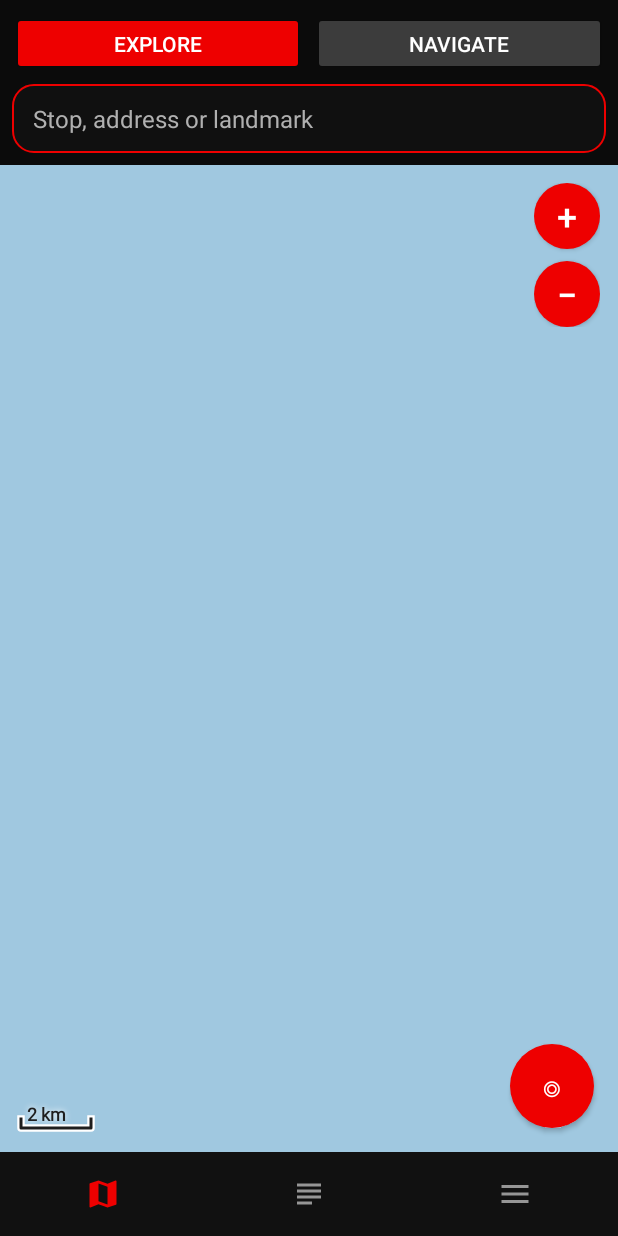
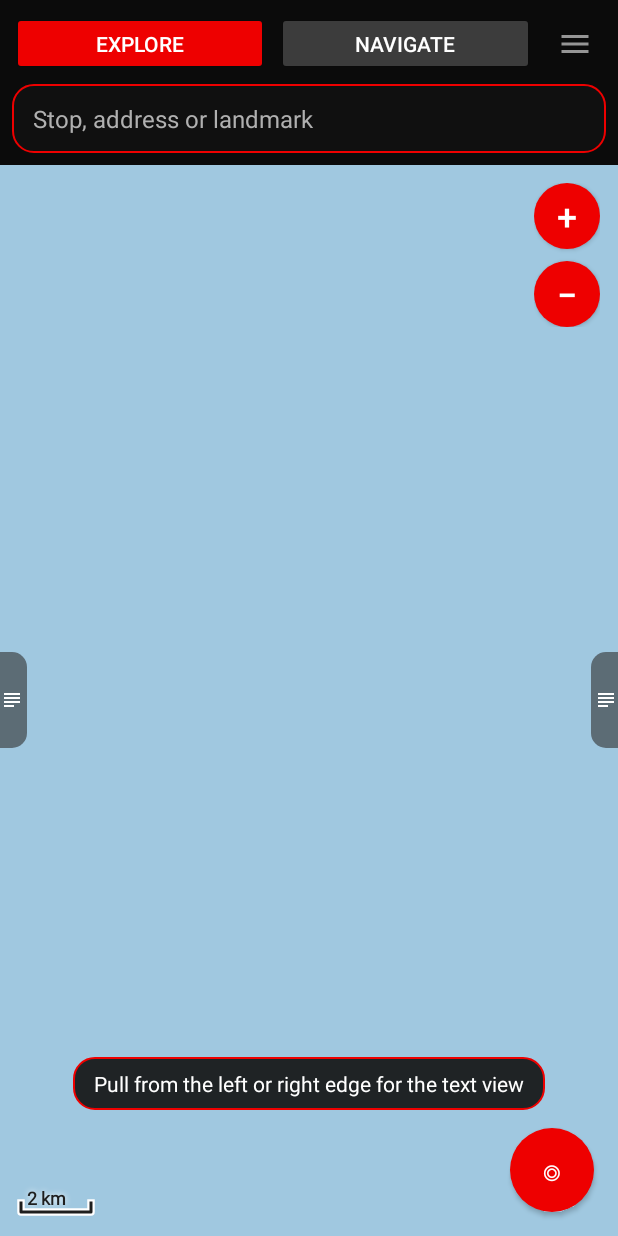
Before and after one commit to rsnel/melamur, an Android app: the MainActivity screen opened directly, with no data from a screen before it, on a phone screen of 412 x 824 dp. Run offline under Robolectric (Android 15) with nearby library versions, the phone set to English and light mode, and no system bars; network calls fail; pictures from the network do not load.

Commit message:
Switch map/text by pulling from the side; menu next to Explore/Navigate
- The bottom Map/Text/Misc bar is gone. The menu button sits at the end of
  the Explore/Navigate row.
- Pulling from the left or right edge switches between map and text (both
  edges toggle, so it is circular). The text page follows the finger and
  settles on release past a third of the width or on a fling; the edge strips
  are excluded from the system back gesture where Android allows it.
- Small handles on both edges show the icon of the other view (tapping one
  switches too); a hint explains the pull until it has been used once.

Co-Authored-By: Claude Opus 5.5 <noreply@anthropic.com>
Claude-Session: https://claude.ai/code/session_01NyXCFztP71vkmYY82UYXYm

```diff
--- /dev/null
+++ b/app/src/main/java/it/snel/melamur/EdgeSwipeLayout.kt
@@ -0,0 +1,102 @@
+package it.snel.melamur
+
+import android.content.Context
+import android.graphics.Rect
+import android.util.AttributeSet
+import android.view.MotionEvent
+import android.view.VelocityTracker
+import android.view.ViewConfiguration
+import android.widget.FrameLayout
+import kotlin.math.abs
+
+/**
+ * Content area that switches between map and text when the user pulls from the
+ * left or right edge (both edges toggle: with two views the order is circular).
+ * The drag is followed live through [listener]; a short fling also commits.
+ * Edge strips are excluded from the system back gesture where Android allows it.
+ */
+class EdgeSwipeLayout @JvmOverloads constructor(ctx: Context, attrs: AttributeSet? = null) : FrameLayout(ctx, attrs) {
+
+    interface Listener {
+        /** A pull started from the left ([fromLeft]) or right edge; return false to ignore it. */
+        fun onPullStart(fromLeft: Boolean): Boolean
+        /** Horizontal finger travel since the pull started (positive = to the right). */
+        fun onPull(dx: Float)
+        /** Finger lifted: [commit] says whether to switch views. */
+        fun onPullEnd(commit: Boolean)
+    }
+
+    var listener: Listener? = null
+
+    private val density = resources.displayMetrics.density
+    private val edge = 36 * density               // width of the grab strip on each side
+    private val slop = ViewConfiguration.get(ctx).scaledTouchSlop
+    private val minFling = 600 * density
+    private var downX = 0f
+    private var downY = 0f
+    private var fromLeft = false
+    private var armed = false     // touch started in an edge strip
+    private var pulling = false
+    private var vt: VelocityTracker? = null
+
+    override fun onLayout(changed: Boolean, l: Int, t: Int, r: Int, b: Int) {
+        super.onLayout(changed, l, t, r, b)
+        if (android.os.Build.VERSION.SDK_INT < 29) return
+        // Android limits gesture exclusion to 200dp per edge: take the middle 200dp.
+        val h = b - t
+        val ex = (200 * density).toInt().coerceAtMost(h)
+        val top = (h - ex) / 2
+        val e = edge.toInt()
+        systemGestureExclusionRects = listOf(Rect(0, top, e, top + ex), Rect(r - l - e, top, r - l, top + ex))
+    }
+
+    override fun onInterceptTouchEvent(ev: MotionEvent): Boolean {
+        when (ev.actionMasked) {
+            MotionEvent.ACTION_DOWN -> {
+                downX = ev.x; downY = ev.y; pulling = false
+                armed = ev.x < edge || ev.x > width - edge
+                fromLeft = ev.x < edge
+                vt?.recycle(); vt = VelocityTracker.obtain(); vt?.addMovement(ev)
+            }
+            MotionEvent.ACTION_MOVE -> {
+                vt?.addMovement(ev)
+                if (armed && ev.pointerCount == 1) {
+                    val dx = ev.x - downX; val dy = ev.y - downY
+                    val inward = if (fromLeft) dx > slop else dx < -slop
+                    if (inward && abs(dx) > abs(dy) * 1.5f) {
+                        armed = false
+                        if (listener?.onPullStart(fromLeft) == true) {
+                            pulling = true
+                            parent?.requestDisallowInterceptTouchEvent(true)
+                            return true // children get ACTION_CANCEL
+                        }
+                    } else if (abs(dy) > slop * 2 || ev.pointerCount > 1) armed = false
+                }
+            }
+            MotionEvent.ACTION_UP, MotionEvent.ACTION_CANCEL -> { armed = false }
+        }
+        return false
+    }
+
+    override fun onTouchEvent(ev: MotionEvent): Boolean {
+        if (!pulling) return super.onTouchEvent(ev)
+        vt?.addMovement(ev)
+        when (ev.actionMasked) {
+            MotionEvent.ACTION_MOVE -> listener?.onPull(clamp(ev.x - downX))
+            MotionEvent.ACTION_UP, MotionEvent.ACTION_CANCEL -> {
+                val dx = clamp(ev.x - downX)
+                vt?.computeCurrentVelocity(1000)
+                val v = vt?.xVelocity ?: 0f
+                val fling = if (fromLeft) v > minFling else v < -minFling
+                val back = if (fromLeft) v < -minFling else v > minFling
+                val commit = ev.actionMasked == MotionEvent.ACTION_UP && !back && (fling || abs(dx) > width / 3f)
+                pulling = false
+                vt?.recycle(); vt = null
+                listener?.onPullEnd(commit)
+            }
+        }
+        return true
+    }
+
+    private fun clamp(dx: Float) = if (fromLeft) dx.coerceIn(0f, width.toFloat()) else dx.coerceIn(-width.toFloat(), 0f)
+}
--- a/app/src/main/java/it/snel/melamur/MainActivity.kt
+++ b/app/src/main/java/it/snel/melamur/MainActivity.kt
@@ -113,8 +113,10 @@ class MainActivity : Activity(), LocationListener {
     private lateinit var compassBtn: ImageButton
     private lateinit var tabExplore: Button
     private lateinit var tabNavigate: Button
-    private lateinit var tabMap: ImageButton
-    private lateinit var tabText: ImageButton
+    private lateinit var content: EdgeSwipeLayout
+    private lateinit var edgeLeft: android.widget.ImageView
+    private lateinit var edgeRight: android.widget.ImageView
+    private lateinit var swipeHint: TextView
     private lateinit var tabMisc: ImageButton
     private lateinit var timeBtn: Button
     private lateinit var planBtn: Button
@@ -165,7 +167,10 @@ class MainActivity : Activity(), LocationListener {
         navInputs = findViewById(R.id.navInputs)
         setupSearchInputs()
         tabExplore = findViewById(R.id.tabExplore); tabNavigate = findViewById(R.id.tabNavigate)
-        tabMap = findViewById(R.id.tabMap); tabText = findViewById(R.id.tabText); tabMisc = findViewById(R.id.tabMisc)
+        tabMisc = findViewById(R.id.tabMisc)
+        content = findViewById(R.id.content); swipeHint = findViewById(R.id.swipeHint)
+        edgeLeft = findViewById(R.id.edgeLeft); edgeRight = findViewById(R.id.edgeRight)
+        setupEdgeSwipe()
         textPanel = findViewById(R.id.textPanel); textContent = findViewById(R.id.textContent)
         timeBtn = findViewById(R.id.timeBtn); planBtn = findViewById(R.id.planBtn)
         navBusy = findViewById(R.id.navBusy); navStatus = findViewById(R.id.navStatus)
@@ -173,8 +178,6 @@ class MainActivity : Activity(), LocationListener {
         navCancel.setOnClickListener { cancelNav() }
         tabExplore.setOnClickListener { setMode(Mode.EXPLORE) }
         tabNavigate.setOnClickListener { setMode(Mode.NAVIGATE) }
-        tabMap.setOnClickListener { setView(ViewKind.MAP) }
-        tabText.setOnClickListener { setView(ViewKind.TEXT) }
         tabMisc.setOnClickListener { showMisc() }
         tabMisc.imageTintList = ColorStateList.valueOf(iconOff)
         findViewById<Button>(R.id.swapEnds).setOnClickListener { swapEndpoints() }
@@ -223,12 +226,63 @@ class MainActivity : Activity(), LocationListener {
     private fun setMode(m: Mode) { mode = m; hideSearch(); updateMapForMode(); refreshView(); updateDebug() }
     private fun setView(v: ViewKind) { viewKind = v; hideSearch(); refreshView(); updateDebug() }
 
+    /**
+     * Map <-> text by pulling from either edge (two views, so both sides toggle).
+     * The text page slides over the map, following the finger; tapping a handle
+     * switches too. A hint says so until the user has pulled once.
+     */
+    private fun setupEdgeSwipe() {
+        var toText = false
+        var sign = 1f
+        fun w() = content.width.toFloat()
+        content.listener = object : EdgeSwipeLayout.Listener {
+            override fun onPullStart(fromLeft: Boolean): Boolean {
+                textPanel.animate().cancel()
+                toText = viewKind == ViewKind.MAP
+                sign = if (fromLeft) -1f else 1f
+                if (toText) { buildTextPanel(); textPanel.translationX = sign * w(); textPanel.visibility = View.VISIBLE }
+                return true
+            }
+            override fun onPull(dx: Float) {
+                textPanel.translationX = if (toText) sign * w() + dx else dx
+            }
+            override fun onPullEnd(commit: Boolean) {
+                // text in: settle at 0 (commit) or back out; text out: off the far side or back to 0
+                val target = when {
+                    toText && commit -> 0f
+                    toText -> sign * w()
+                    commit -> -sign * w()
+                    else -> 0f
+                }
+                textPanel.animate().translationX(target).setDuration(180)
+                    .setInterpolator(android.view.animation.DecelerateInterpolator())
+                    .withEndAction {
+                        textPanel.translationX = 0f
+                        if (commit) {
+                            prefs.edit().putBoolean("swipe_learned", true).apply()
+                            swipeHint.visibility = View.GONE
+                            setView(if (toText) ViewKind.TEXT else ViewKind.MAP)
+                        } else if (toText) textPanel.visibility = View.GONE
+                    }.start()
+            }
+        }
+        val toggle = View.OnClickListener { setView(if (viewKind == ViewKind.MAP) ViewKind.TEXT else ViewKind.MAP) }
+        edgeLeft.setOnClickListener(toggle); edgeRight.setOnClickListener(toggle)
+        if (!prefs.getBoolean("swipe_learned", false)) {
+            swipeHint.setText(R.string.hint_swipe_to_text)
+            swipeHint.visibility = View.VISIBLE
+            swipeHint.postDelayed({ swipeHint.animate().alpha(0f).setDuration(400).withEndAction {
+                swipeHint.visibility = View.GONE; swipeHint.alpha = 1f }.start() }, 6000)
+        }
+    }
+
     private fun refreshTabs() {
         tabExplore.backgroundTintList = ColorStateList.valueOf(if (mode == Mode.EXPLORE) tabOn else tabOff)
         tabNavigate.backgroundTintList = ColorStateList.valueOf(if (mode == Mode.NAVIGATE) tabOn else tabOff)
-        tabMap.imageTintList = ColorStateList.valueOf(if (viewKind == ViewKind.MAP) tabOn else iconOff)
-        tabText.imageTintList = ColorStateList.valueOf(if (viewKind == ViewKind.TEXT) tabOn else iconOff)
-        // center-me lives just above the bottom bar; only useful on the map
+        // the edge handles show the view a pull would bring in
+        val other = if (viewKind == ViewKind.MAP) R.drawable.ic_text else R.drawable.ic_map
+        edgeLeft.setImageResource(other); edgeRight.setImageResource(other)
+        // center-me and zoom only make sense on the map
         centerBtn.visibility = if (viewKind == ViewKind.MAP) View.VISIBLE else View.GONE
         zoomBox.visibility = centerBtn.visibility
         updateCompass()
--- /dev/null
+++ b/app/src/main/res/drawable/edge_left.xml
@@ -0,0 +1,5 @@
+<?xml version="1.0" encoding="utf-8"?>
+<shape xmlns:android="http://schemas.android.com/apk/res/android" android:shape="rectangle">
+    <solid android:color="#99303030" />
+    <corners android:topRightRadius="10dp" android:bottomRightRadius="10dp" />
+</shape>
--- /dev/null
+++ b/app/src/main/res/drawable/edge_right.xml
@@ -0,0 +1,5 @@
+<?xml version="1.0" encoding="utf-8"?>
+<shape xmlns:android="http://schemas.android.com/apk/res/android" android:shape="rectangle">
+    <solid android:color="#99303030" />
+    <corners android:topLeftRadius="10dp" android:bottomLeftRadius="10dp" />
+</shape>
--- a/app/src/main/res/layout/activity_main.xml
+++ b/app/src/main/res/layout/activity_main.xml
@@ -16,6 +16,11 @@
             <Button android:id="@+id/tabNavigate" style="@style/MmButton"
                 android:layout_width="0dp" android:layout_height="42dp"
                 android:layout_weight="1" android:text="@string/tab_navigate" />
+            <ImageButton android:id="@+id/tabMisc"
+                android:layout_width="42dp" android:layout_height="42dp"
+                android:layout_marginStart="6dp"
+                android:background="@android:color/transparent" android:scaleType="centerInside"
+                android:src="@drawable/ic_menu" android:contentDescription="@string/cd_menu" />
         </LinearLayout>
 
         <!-- Explore: one search bar -->
@@ -91,7 +96,9 @@
     </LinearLayout>
 
     <!-- content area: map or text -->
-    <FrameLayout android:layout_width="match_parent" android:layout_height="0dp"
+    <!-- pull from the left or right edge to switch between map and text -->
+    <it.snel.melamur.EdgeSwipeLayout android:id="@+id/content"
+        android:layout_width="match_parent" android:layout_height="0dp"
         android:layout_weight="1">
 
         <it.snel.melamur.map.MapView android:id="@+id/map"
@@ -102,7 +109,7 @@
             android:background="@color/mm_black" android:visibility="gone">
             <LinearLayout android:id="@+id/textContent"
                 android:layout_width="match_parent" android:layout_height="wrap_content"
-                android:orientation="vertical" android:padding="14dp" />
+                android:orientation="vertical" android:paddingVertical="14dp" android:paddingHorizontal="24dp" />
         </ScrollView>
 
         <!-- compass: top-left, only while the map is not north up; tap = north up -->
@@ -158,22 +165,23 @@
                 android:padding="8dp" android:textColor="@color/mm_white"
                 android:textSize="18sp" android:textStyle="bold" android:visibility="gone" />
         </LinearLayout>
-    </FrameLayout>
+        <!-- edge handles: show that the sides can be pulled; tap also switches -->
+        <ImageView android:id="@+id/edgeLeft"
+            android:layout_width="18dp" android:layout_height="64dp"
+            android:layout_gravity="start|center_vertical"
+            android:background="@drawable/edge_left" android:paddingEnd="2dp"
+            android:scaleType="centerInside" android:contentDescription="@string/cd_switch_view" />
+        <ImageView android:id="@+id/edgeRight"
+            android:layout_width="18dp" android:layout_height="64dp"
+            android:layout_gravity="end|center_vertical"
+            android:background="@drawable/edge_right" android:paddingStart="2dp"
+            android:scaleType="centerInside" android:contentDescription="@string/cd_switch_view" />
 
-    <!-- bottom bar: Map / Text / Misc (menu) -->
-    <LinearLayout android:layout_width="match_parent" android:layout_height="56dp"
-        android:background="@color/mm_panel" android:orientation="horizontal">
-        <ImageButton android:id="@+id/tabMap"
-            android:layout_width="0dp" android:layout_height="match_parent" android:layout_weight="1"
-            android:background="@color/mm_panel" android:scaleType="centerInside"
-            android:src="@drawable/ic_map" android:contentDescription="@string/cd_map" />
-        <ImageButton android:id="@+id/tabText"
-            android:layout_width="0dp" android:layout_height="match_parent" android:layout_weight="1"
-            android:background="@color/mm_panel" android:scaleType="centerInside"
-            android:src="@drawable/ic_text" android:contentDescription="@string/cd_text" />
-        <ImageButton android:id="@+id/tabMisc"
-            android:layout_width="0dp" android:layout_height="match_parent" android:layout_weight="1"
-            android:background="@color/mm_panel" android:scaleType="centerInside"
-            android:src="@drawable/ic_menu" android:contentDescription="@string/cd_menu" />
-    </LinearLayout>
+        <!-- one-line hint about pulling the edges -->
+        <TextView android:id="@+id/swipeHint"
+            android:layout_width="wrap_content" android:layout_height="wrap_content"
+            android:layout_gravity="center_horizontal|bottom" android:layout_marginBottom="84dp"
+            android:background="@drawable/panel_bg" android:paddingHorizontal="14dp" android:paddingVertical="8dp"
+            android:textColor="@color/mm_white" android:textSize="14sp" android:visibility="gone" />
+    </it.snel.melamur.EdgeSwipeLayout>
 </LinearLayout>
--- a/app/src/main/res/values/strings.xml
+++ b/app/src/main/res/values/strings.xml
@@ -24,6 +24,9 @@
     <string name="cd_map">Map view</string>
     <string name="cd_text">Text view</string>
     <string name="cd_menu">Menu</string>
+    <string name="cd_switch_view">Switch between map and text</string>
+    <string name="hint_swipe_to_text">Pull from the left or right edge for the text view</string>
+    <string name="hint_swipe_to_map">Pull from the left or right edge for the map</string>
     <string name="cd_swap">Swap from and to</string>
     <string name="zoom_in">+</string>
     <string name="zoom_out">−</string>
```
